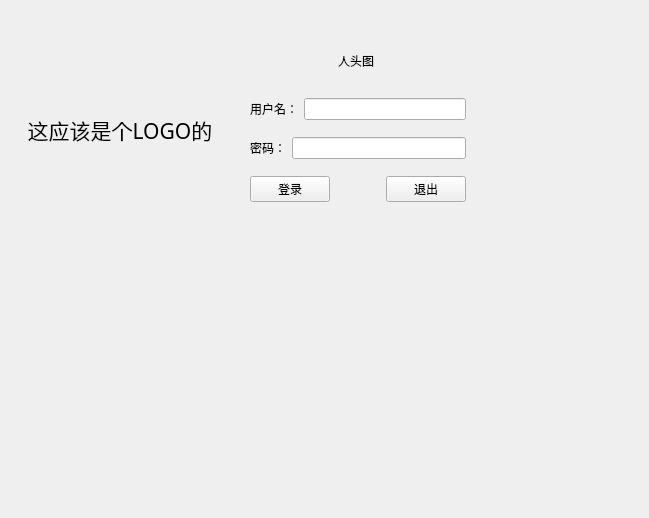
Above: Login.ui from belunch/book_manage_system before the change. Below: the same form after it.
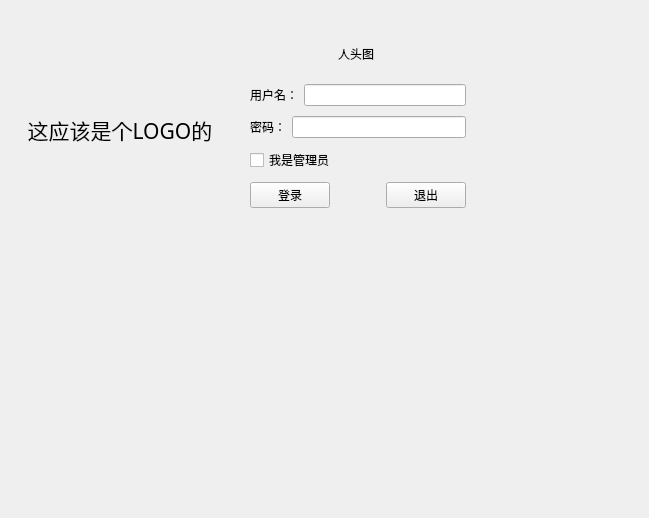
That is the form after the change. Icons and pictures are not drawn.

Patch:
```diff
--- a/Login.ui
+++ b/Login.ui
@@ -143,6 +143,13 @@
       </item>
      </layout>
     </item>
+    <item>
+     <widget class="QCheckBox" name="manager_check">
+      <property name="text">
+       <string>我是管理员</string>
+      </property>
+     </widget>
+    </item>
     <item>
      <layout class="QHBoxLayout" name="horizontalLayout">
       <item>
```
